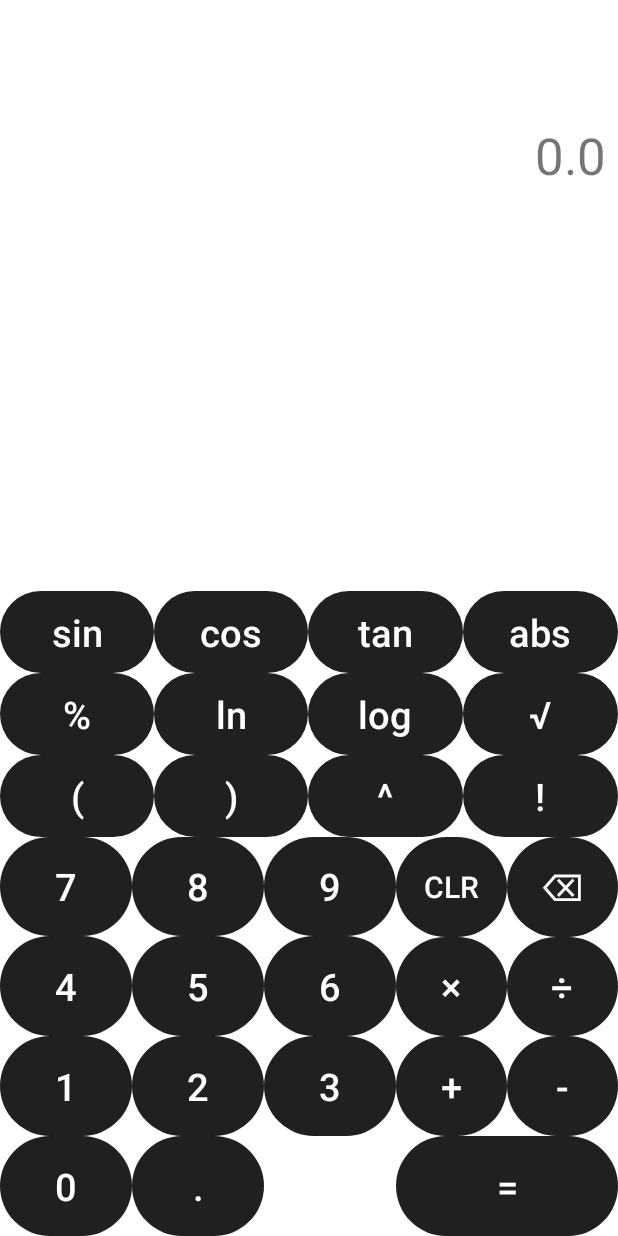
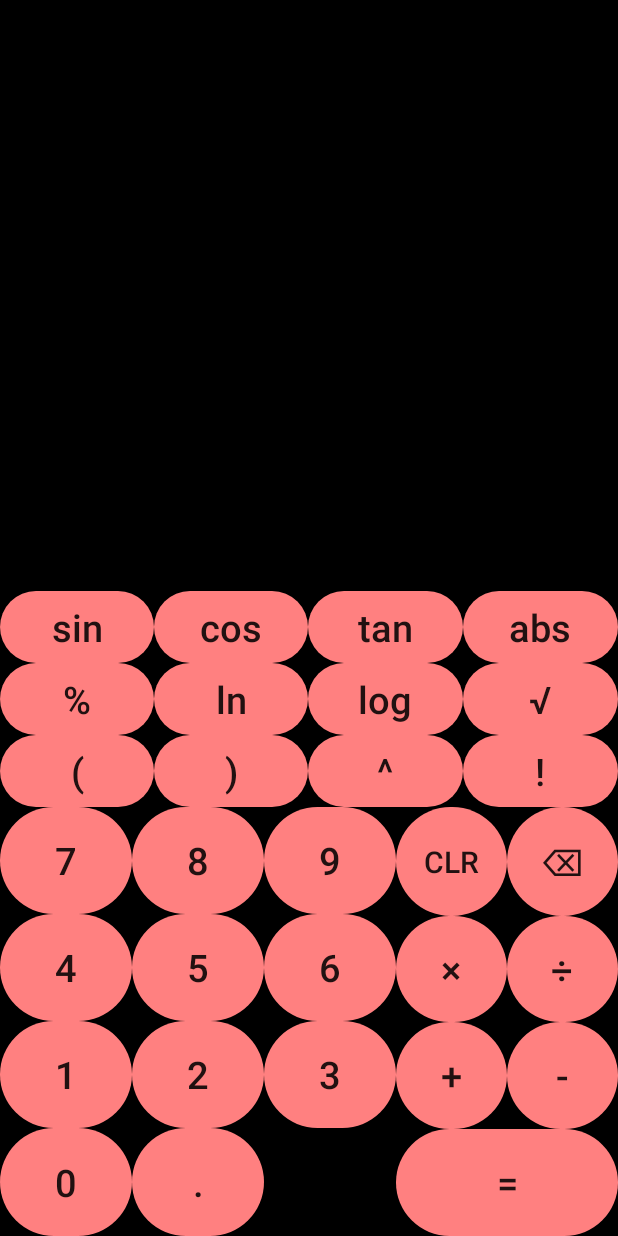
Before and after one commit to SEG-Group-3/Calculator, an Android app: the screen it shows after launch (MainActivity), on a phone screen of 412 x 824 dp. Run offline under Robolectric (Android 15) with nearby library versions, the phone set to English and light mode, and no system bars.

Commit message:
Unify light and dark themes

```diff
--- a/app/src/main/res/values-night/themes.xml
+++ /dev/null
@@ -1,16 +0,0 @@
-<resources xmlns:tools="http://schemas.android.com/tools">
-    <!-- Base application theme. -->
-    <style name="Theme.Calculator" parent="Theme.MaterialComponents.DayNight.NoActionBar">
-        <!-- Primary brand color. -->
-        <item name="colorPrimary">@color/purple_200</item>
-        <item name="colorPrimaryVariant">@color/purple_700</item>
-        <item name="colorOnPrimary">@color/black</item>
-        <!-- Secondary brand color. -->
-        <item name="colorSecondary">@color/teal_200</item>
-        <item name="colorSecondaryVariant">@color/teal_200</item>
-        <item name="colorOnSecondary">@color/black</item>
-        <!-- Status bar color. -->
-        <item name="android:statusBarColor" tools:targetApi="l">?attr/colorPrimaryVariant</item>
-        <!-- Customize your theme here. -->
-    </style>
-</resources>
--- a/app/src/main/res/values/themes.xml
+++ b/app/src/main/res/values/themes.xml
@@ -1,16 +1,11 @@
 <resources xmlns:tools="http://schemas.android.com/tools">
     <!-- Base application theme. -->
-    <style name="Theme.Calculator" parent="Theme.MaterialComponents.DayNight.NoActionBar">
-        <!-- Primary brand color. -->
-        <item name="colorPrimary">@color/darkGrey</item>
-        <item name="colorPrimaryVariant">@color/purple_700</item>
-        <item name="colorOnPrimary">@color/white</item>
-        <!-- Secondary brand color. -->
-        <item name="colorSecondary">@color/teal_200</item>
-        <item name="colorSecondaryVariant">@color/teal_700</item>
-        <item name="colorOnSecondary">@color/black</item>
+    <style name="Theme.Calculator" parent="Theme.AppCompat.DayNight.NoActionBar">
+        <item name="android:background" >@color/black</item>
         <!-- Status bar color. -->
         <item name="android:statusBarColor" tools:targetApi="l">?attr/colorPrimaryVariant</item>
         <!-- Customize your theme here. -->
     </style>
+
+
 </resources>
```
